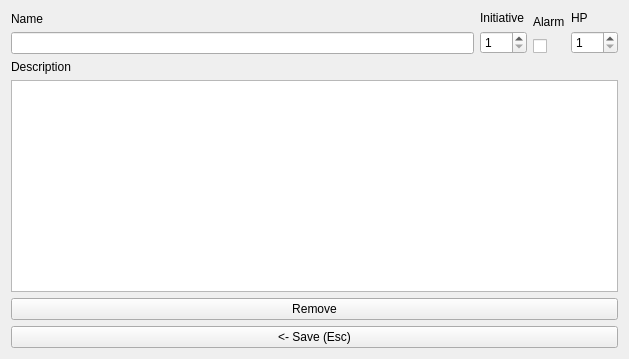
nogasgofast/Adventure_Wrench, file ui_files/Player_Dialog.ui: the form before one commit.
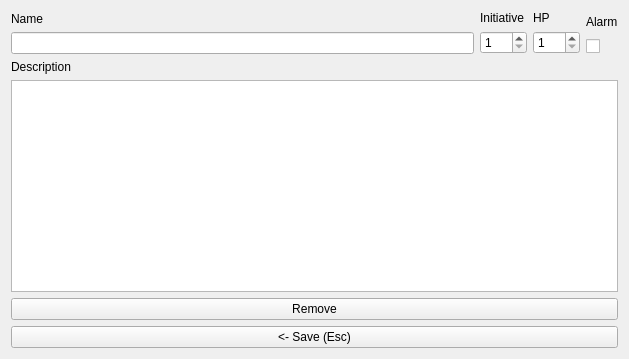
The form after the commit.

What changed in the file:
```diff
--- a/ui_files/Player_Dialog.ui
+++ b/ui_files/Player_Dialog.ui
@@ -93,36 +93,6 @@
        </item>
       </layout>
      </item>
-     <item>
-      <layout class="QVBoxLayout" name="verticalLayout_2">
-       <item>
-        <widget class="QLabel" name="label_alarm">
-         <property name="sizePolicy">
-          <sizepolicy hsizetype="Minimum" vsizetype="Preferred">
-           <horstretch>0</horstretch>
-           <verstretch>0</verstretch>
-          </sizepolicy>
-         </property>
-         <property name="toolTip">
-          <string>When advancing initiative creates a pop-up for this item.</string>
-         </property>
-         <property name="text">
-          <string>Alarm</string>
-         </property>
-        </widget>
-       </item>
-       <item>
-        <widget class="QCheckBox" name="checkBox_initiative_alarm">
-         <property name="toolTip">
-          <string>When advancing initiative creates a pop-up for this item.</string>
-         </property>
-         <property name="text">
-          <string/>
-         </property>
-        </widget>
-       </item>
-      </layout>
-     </item>
      <item>
       <layout class="QVBoxLayout" name="verticalLayout_hp">
        <item>
@@ -153,6 +123,36 @@
        </item>
       </layout>
      </item>
+     <item>
+      <layout class="QVBoxLayout" name="verticalLayout_2">
+       <item>
+        <widget class="QLabel" name="label_alarm">
+         <property name="sizePolicy">
+          <sizepolicy hsizetype="Minimum" vsizetype="Preferred">
+           <horstretch>0</horstretch>
+           <verstretch>0</verstretch>
+          </sizepolicy>
+         </property>
+         <property name="toolTip">
+          <string>When advancing initiative creates a pop-up for this item.</string>
+         </property>
+         <property name="text">
+          <string>Alarm</string>
+         </property>
+        </widget>
+       </item>
+       <item>
+        <widget class="QCheckBox" name="checkBox_initiative_alarm">
+         <property name="toolTip">
+          <string>When advancing initiative creates a pop-up for this item.</string>
+         </property>
+         <property name="text">
+          <string/>
+         </property>
+        </widget>
+       </item>
+      </layout>
+     </item>
     </layout>
    </item>
    <item>
```
